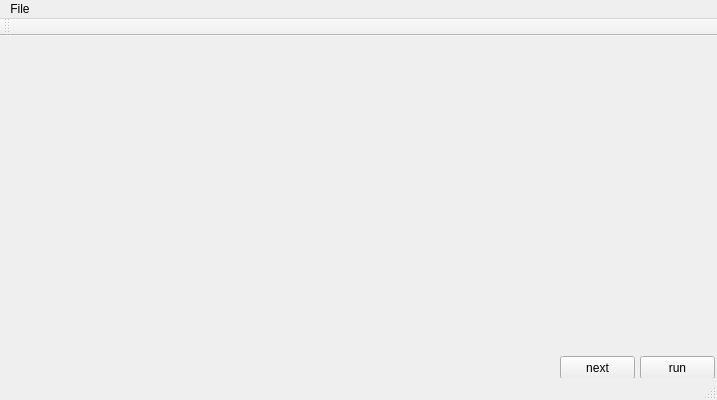
gunhoo/the-game-of-life, file GameOfLife/GameOfLife/gameoflifeview.ui: the form before one commit.
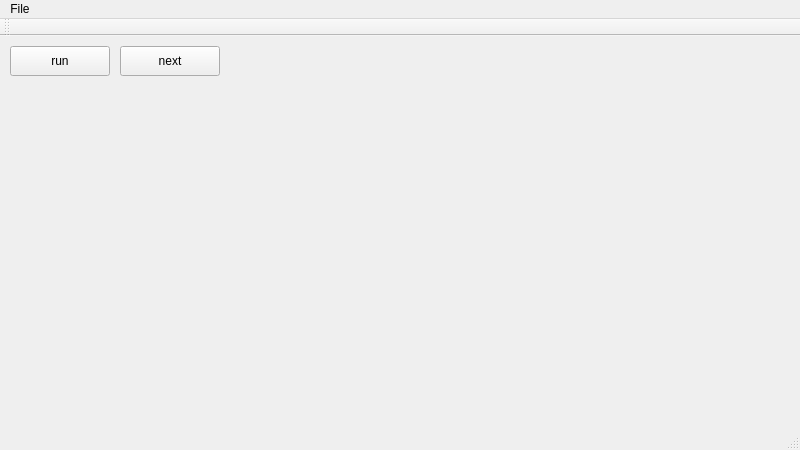
The form after the commit.

Patch:
```diff
--- a/GameOfLife/GameOfLife/gameoflifeview.ui
+++ b/GameOfLife/GameOfLife/gameoflifeview.ui
@@ -6,10 +6,22 @@
    <rect>
     <x>0</x>
     <y>0</y>
-    <width>717</width>
-    <height>400</height>
+    <width>800</width>
+    <height>450</height>
    </rect>
   </property>
+  <property name="minimumSize">
+   <size>
+    <width>800</width>
+    <height>450</height>
+   </size>
+  </property>
+  <property name="maximumSize">
+   <size>
+    <width>2000</width>
+    <height>1500</height>
+   </size>
+  </property>
   <property name="windowTitle">
    <string>GameOfLifeView</string>
   </property>
@@ -17,12 +29,24 @@
    <widget class="QPushButton" name="pushButton">
     <property name="geometry">
      <rect>
-      <x>640</x>
-      <y>320</y>
-      <width>75</width>
-      <height>23</height>
+      <x>10</x>
+      <y>10</y>
+      <width>100</width>
+      <height>30</height>
      </rect>
     </property>
+    <property name="minimumSize">
+     <size>
+      <width>100</width>
+      <height>30</height>
+     </size>
+    </property>
+    <property name="maximumSize">
+     <size>
+      <width>100</width>
+      <height>30</height>
+     </size>
+    </property>
     <property name="text">
      <string>run</string>
     </property>
@@ -30,12 +54,24 @@
    <widget class="QPushButton" name="pushButton_2">
     <property name="geometry">
      <rect>
-      <x>560</x>
-      <y>320</y>
-      <width>75</width>
-      <height>23</height>
+      <x>120</x>
+      <y>10</y>
+      <width>100</width>
+      <height>30</height>
      </rect>
     </property>
+    <property name="minimumSize">
+     <size>
+      <width>100</width>
+      <height>30</height>
+     </size>
+    </property>
+    <property name="maximumSize">
+     <size>
+      <width>100</width>
+      <height>30</height>
+     </size>
+    </property>
     <property name="text">
      <string>next</string>
     </property>
@@ -46,7 +82,7 @@
     <rect>
      <x>0</x>
      <y>0</y>
-     <width>717</width>
+     <width>800</width>
      <height>21</height>
     </rect>
    </property>
@@ -62,6 +98,9 @@
    <addaction name="menuFile"/>
   </widget>
   <widget class="QToolBar" name="mainToolBar">
+   <property name="enabled">
+    <bool>true</bool>
+   </property>
    <attribute name="toolBarArea">
     <enum>TopToolBarArea</enum>
    </attribute>
```
Left out of the diff: 10 changed lines with no effect on the pictures.
